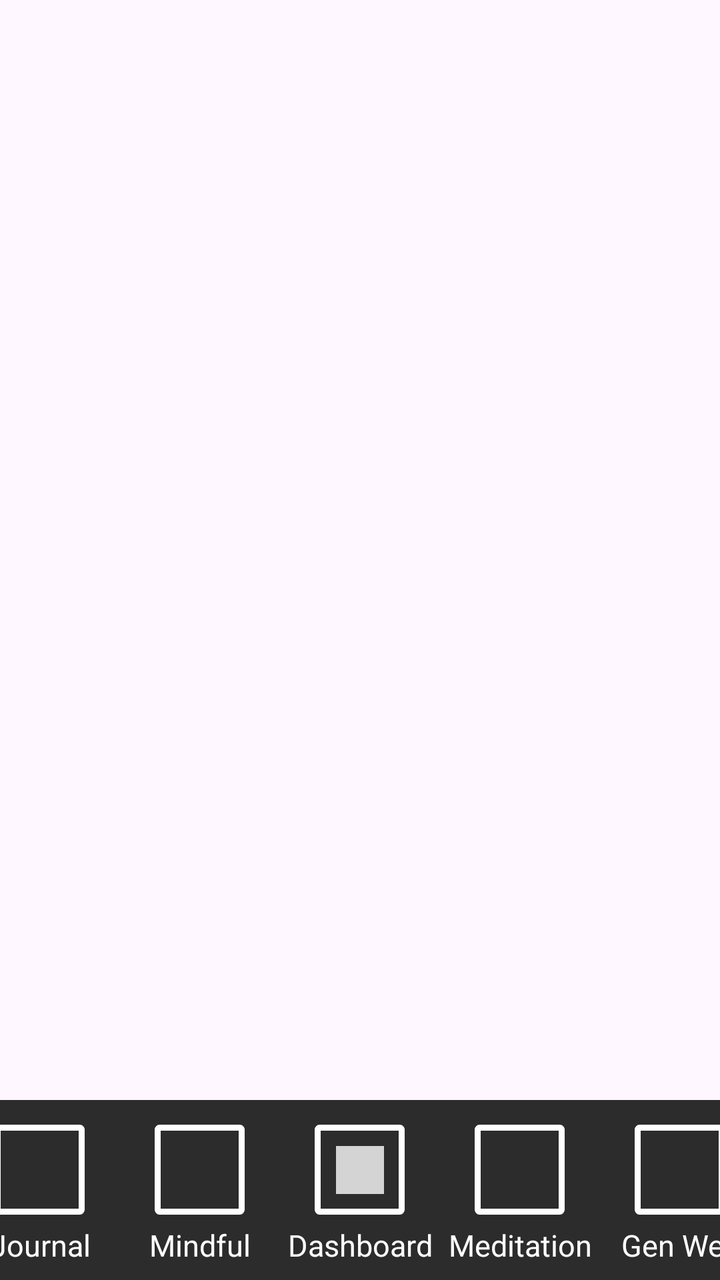
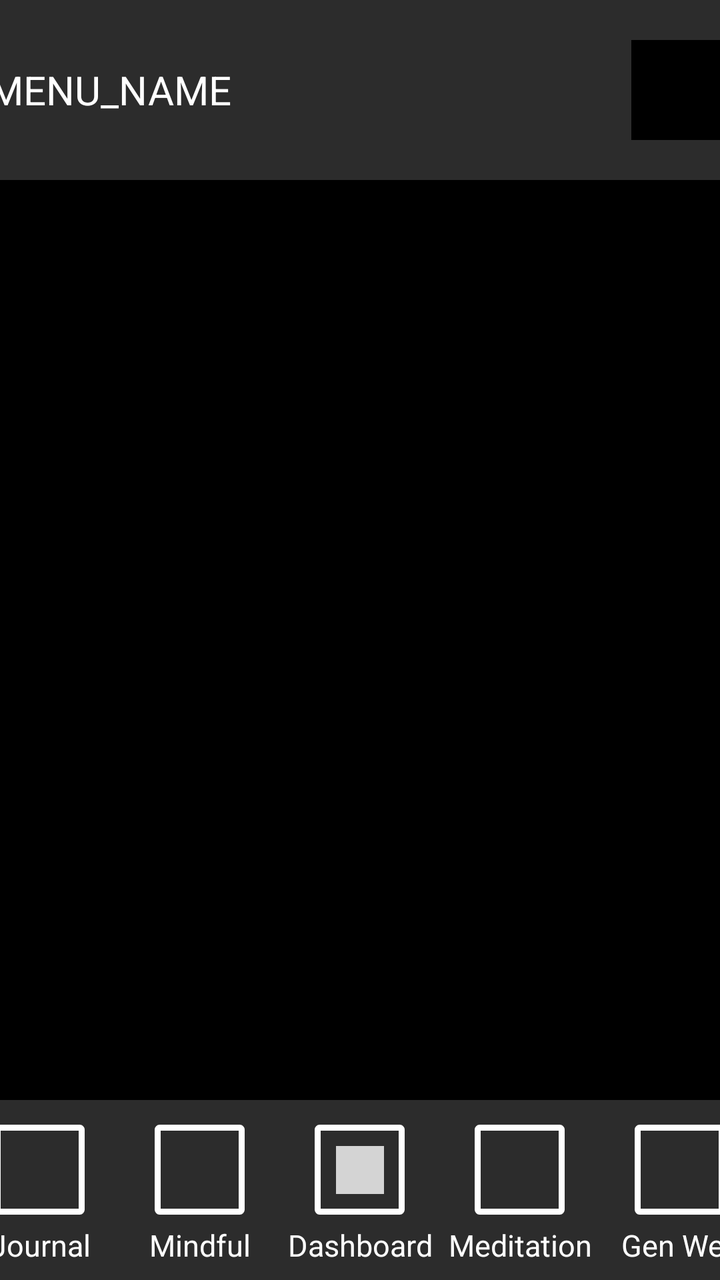

Two renders of the same Android screen: before a commit and after it. Below are the layout's source before the change and the commit's diff.
<!-- AndroidManifest.xml: application theme Theme.Riova -->
<!-- res/layout/general_wellness.xml -->
<?xml version="1.0" encoding="utf-8"?>
<androidx.constraintlayout.widget.ConstraintLayout xmlns:android="http://schemas.android.com/apk/res/android"
    android:layout_width="match_parent"
    android:layout_height="match_parent">
    <include layout="@layout/footer" />

</androidx.constraintlayout.widget.ConstraintLayout>
<!-- res/layout/footer.xml (included above) -->
<?xml version="1.0" encoding="utf-8"?>
<androidx.constraintlayout.widget.ConstraintLayout xmlns:android="http://schemas.android.com/apk/res/android"
    xmlns:app="http://schemas.android.com/apk/res-auto"
    android:layout_width="match_parent"
    android:layout_height="match_parent">

    
    <LinearLayout
        android:layout_margin="0dp"
        android:layout_width="match_parent"
        android:layout_height="90dp"
        android:orientation="horizontal"
        android:gravity="center"
        app:layout_constraintBottom_toBottomOf="parent"
        app:layout_constraintEnd_toEndOf="parent"
        app:layout_constraintStart_toStartOf="parent"
        android:background="@color/footer_back"
        android:id="@+id/header_layout">

        
        <LinearLayout
            style="@style/nav_button_linear_layout">
            <ImageButton
                android:contentDescription="@string/journal"
                android:id="@+id/button_journal"
                android:src="@drawable/ic_action_inactive_button"
                app:backgroundTint="@null"
                style="@style/nav_button"/>
            <TextView
                style="@style/nav_button_text"
                android:text="Journal"/>
        </LinearLayout>
        

        
        <LinearLayout
            style="@style/nav_button_linear_layout">

            <ImageButton
                android:contentDescription="Mindfulness"
                android:id="@+id/button_mindfullness"
                android:src="@drawable/ic_action_inactive_button"
                app:backgroundTint="@null"
                style="@style/nav_button"/>
            <TextView
                style="@style/nav_button_text"
                android:text="Mindful"/>
        </LinearLayout>
        

        
        <LinearLayout
            style="@style/nav_button_linear_layout">
            <ImageButton
                android:contentDescription="@string/dashboard"
                android:id="@+id/button_dashboard"
                android:src="@drawable/ic_action_name"
                app:backgroundTint="@null"
                style="@style/nav_button"/>
            <TextView
                style="@style/nav_button_text"
                android:text="Dashboard"/>
        </LinearLayout>
        

        
        <LinearLayout
            style="@style/nav_button_linear_layout">
            <ImageButton
                android:contentDescription="@string/meditation"
                android:id="@+id/button_meditation"
                android:src="@drawable/ic_action_inactive_button"
                app:backgroundTint="@null"
                style="@style/nav_button"/>
            <TextView
                style="@style/nav_button_text"
                android:text="Meditation"/>
        </LinearLayout>
        

        
        <LinearLayout
            style="@style/nav_button_linear_layout">
            <ImageButton
                android:contentDescription="@string/general_wellness"
                android:id="@+id/button_generalWellness"
                android:src="@drawable/ic_action_inactive_button"
                app:backgroundTint="@null"
                style="@style/nav_button"/>
            <TextView
                style="@style/nav_button_text"
                android:text="Gen Well"/>
        </LinearLayout>
        

    </LinearLayout>

</androidx.constraintlayout.widget.ConstraintLayout>
<!-- resources referenced by this layout -->
<resources>
  <color name="footer_back">#2C2C2C</color>
  <!-- drawable ic_action_inactive_button: png bitmap (drawable-hdpi, 85 bytes) -->
  <!-- drawable ic_action_name: png bitmap (drawable-hdpi, 122 bytes) -->
  <string name="dashboard">Dashboard</string>
  <string name="general_wellness">General Wellness</string>
  <string name="journal">Journal</string>
  <string name="meditation">Meditation</string>
  <style name="nav_button" parent="Widget.Design.FloatingActionButton">
          <item name="android:layout_width">45dp</item>
          <item name="android:layout_height">45dp</item>
          <item name="android:layout_margin">5dp</item>
          <item name="android:background">@drawable/nav_button</item>
      </style>
  <style name="nav_button_linear_layout">
          <item name="android:layout_width">80dp</item>
          <item name="android:layout_height">80dp</item>
          <item name="android:orientation">vertical</item>
          <item name="android:gravity">center</item>
      </style>
  <style name="nav_button_text" parent="Widget.AppCompat.TextView">
          <item name="android:layout_width">match_parent</item>
          <item name="android:layout_height">wrap_content</item>
          <item name="android:textSize">15sp</item>
          <item name="android:textColor">@color/white</item>
          <item name="android:textAlignment">center</item>
      </style>
  <style name="Theme.Riova" parent="Base.Theme.Riova" />
  <!-- drawable nav_button (drawable) -->
  <?xml version="1.0" encoding="utf-8"?>
  <shape xmlns:android="http://schemas.android.com/apk/res/android">
  
      <stroke
          android:width="3dp"
          android:color="#FFFFFF"
          />
      <corners
          android:radius="1dp"
          />
  </shape>
  <color name="white">#FFFFFFFF</color>
  <style name="Base.Theme.Riova" parent="Theme.Material3.DayNight.NoActionBar">
          
          
      </style>
</resources>

<!-- the commit's change to res/layout/general_wellness.xml (unified diff, before → after) -->
@@ -1,8 +1,65 @@
+<?xml version="1.0" encoding="utf-8"?>
+<androidx.coordinatorlayout.widget.CoordinatorLayout xmlns:android="http://schemas.android.com/apk/res/android"
+    xmlns:tools="http://schemas.android.com/tools"
+    android:id="@+id/main"
+    android:layout_width="match_parent"
+    android:layout_height="match_parent"
+    android:fitsSystemWindows="true"
+    android:background="@color/footer_back"
+    tools:context=".MainActivity">
+
+    
+    <include layout="@layout/header" />
+    <include layout="@layout/footer" />
+    
+
+    
+    
+    <FrameLayout
+        style="@style/content_layout">
+
+    </FrameLayout>
+    
+
+</androidx.coordinatorlayout.widget.CoordinatorLayout>
+<!-- res/layout/header.xml (included above) -->
 <?xml version="1.0" encoding="utf-8"?>
 <androidx.constraintlayout.widget.ConstraintLayout xmlns:android="http://schemas.android.com/apk/res/android"
+    xmlns:app="http://schemas.android.com/apk/res-auto"
     android:layout_width="match_parent"
     android:layout_height="match_parent">
-    <include layout="@layout/footer" />
+
+    
+    <LinearLayout
+        android:layout_margin="0dp"
+        android:layout_width="match_parent"
+        android:layout_height="90dp"
+        android:orientation="horizontal"
+        android:gravity="center"
+        app:layout_constraintTop_toTopOf="parent"
+        app:layout_constraintEnd_toEndOf="parent"
+        app:layout_constraintStart_toStartOf="parent"
+        android:background="@color/footer_back"
+        android:id="@+id/header_layout">
+
+        <LinearLayout
+            android:layout_width="match_parent"
+            android:layout_height="match_parent"
+            android:gravity="center">
+            <TextView
+                android:layout_width="wrap_content"
+                android:layout_height="wrap_content"
+                android:textColor="@color/white"
+                android:textSize="20dp"
+                android:layout_marginRight="200dp"
+                android:text="MENU_NAME"/>
+            <ImageButton
+                android:layout_width="50dp"
+                android:layout_height="50dp"
+                android:background="@color/black"/>
+        </LinearLayout>
+
+    </LinearLayout>
 
 </androidx.constraintlayout.widget.ConstraintLayout>
 <!-- res/layout/footer.xml (included above) -->
<!-- resource entries referenced after the edit -->
@@ -1,5 +1,6 @@
 <!-- resources referenced by this layout -->
 <resources>
+  <color name="black">#FF000000</color>
   <color name="footer_back">#2C2C2C</color>
   <!-- drawable ic_action_inactive_button: png bitmap (drawable-hdpi, 85 bytes) -->
   <!-- drawable ic_action_name: png bitmap (drawable-hdpi, 122 bytes) -->
@@ -7,6 +8,13 @@
   <string name="general_wellness">General Wellness</string>
   <string name="journal">Journal</string>
   <string name="meditation">Meditation</string>
+  <style name="content_layout" parent="Widget.AppCompat.TextView">
+          <item name="android:layout_width">match_parent</item>
+          <item name="android:layout_height">match_parent</item>
+          <item name="android:layout_marginTop">90dp</item>
+          <item name="android:layout_marginBottom">90dp</item>
+          <item name="android:background">@color/black</item>
+      </style>
   <style name="nav_button" parent="Widget.Design.FloatingActionButton">
           <item name="android:layout_width">45dp</item>
           <item name="android:layout_height">45dp</item>
